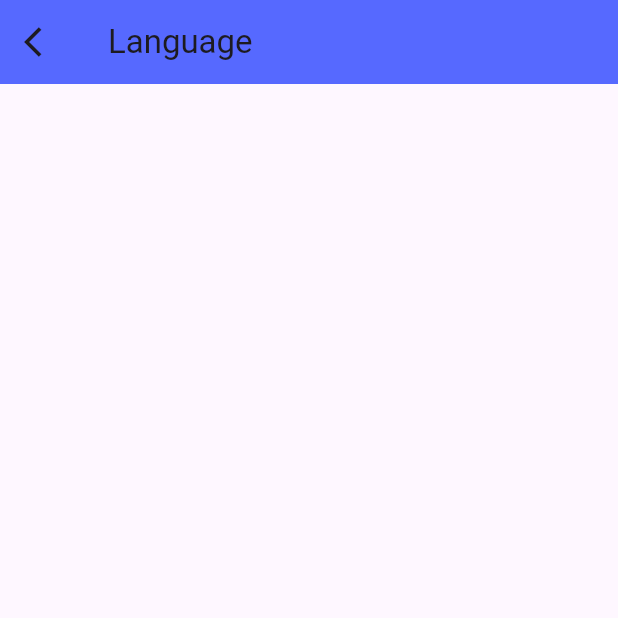
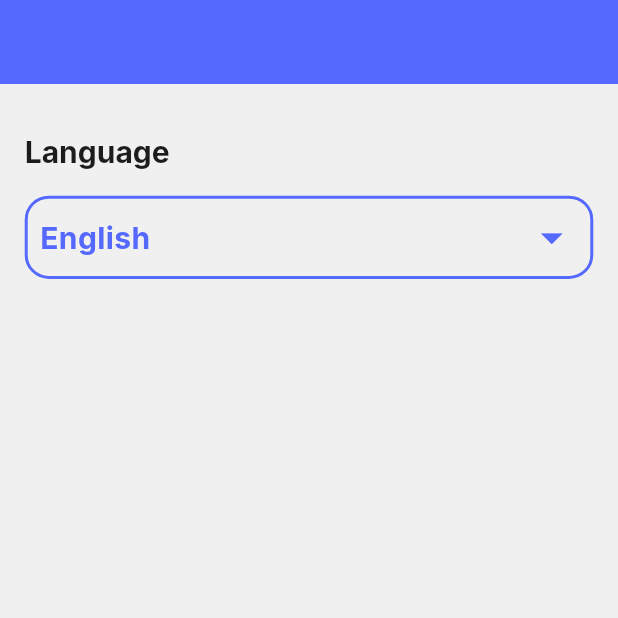
Before and after one commit to Mustafa-Mohamed26/evently_app, a Flutter app: the screen it shows after launch, on a phone screen of 412 x 824 dp, the top half of it. Run offline on Flutter 3.47's test engine with Material 3 defaults, Android fonts, the phone set to English and light mode, and no system bars; our stand-ins replace google_fonts.

Commit message:
Add localization support and enhance profile tab UI
- Implement AppLanguageProvider for managing app language state.
- Update main.dart to provide AppLanguageProvider to the app.
- Refactor HomeScreen and ProfileTab to utilize localization.
- Create LanguageBottomSheet for language selection.
- Improve AppTheme with light and dark themes.

```diff
--- a/lib/main.dart
+++ b/lib/main.dart
@@ -1,10 +1,18 @@
+import 'package:evently_app/providers/app_language_provider.dart';
 import 'package:evently_app/ui/home/home_screen.dart';
 import 'package:evently_app/utils/app_routes.dart';
+import 'package:evently_app/utils/app_theme.dart';
 import 'package:flutter/material.dart';
+import 'package:provider/provider.dart';
 import 'l10n/app_localizations.dart';
 
 void main() {
-  runApp(MyApp());
+  runApp(
+    ChangeNotifierProvider(
+      create: (context) => AppLanguageProvider(),
+      child: const MyApp(),
+    ),
+  );
 }
 
 class MyApp extends StatelessWidget {
@@ -12,13 +20,17 @@ class MyApp extends StatelessWidget {
 
   @override
   Widget build(BuildContext context) {
+    var appLanguageProvider = Provider.of<AppLanguageProvider>(context);
     return MaterialApp(
       localizationsDelegates: AppLocalizations.localizationsDelegates,
       supportedLocales: AppLocalizations.supportedLocales,
+      locale: Locale(appLanguageProvider.appLanguage),
       debugShowCheckedModeBanner: false,
       initialRoute: AppRoutes.homeRouteName,
       routes: {AppRoutes.homeRouteName: (context) => const HomeScreen()},
-      locale: Locale('en'),
+      theme: AppTheme.lightTheme,
+      darkTheme: AppTheme.darkTheme,
+      themeMode: ThemeMode.light,
     );
   }
 }
--- /dev/null
+++ b/lib/providers/app_language_provider.dart
@@ -0,0 +1,18 @@
+import 'package:flutter/material.dart';
+
+class AppLanguageProvider extends ChangeNotifier{
+  //TODO: the data and mothods will be added
+  String appLanguage = "en";
+
+  //TODO: change the language
+  void changeLanguage(String newLanguage){
+    if(newLanguage == appLanguage){
+      return;
+    }
+    //TODO: appLanguage => defult => current language
+    //TODO: newLamguage => selected language
+    appLanguage = newLanguage;
+    //TODO: notify the listeners
+    notifyListeners();
+  }
+}
--- a/lib/ui/home/home_screen.dart
+++ b/lib/ui/home/home_screen.dart
@@ -9,11 +9,6 @@ class HomeScreen extends StatelessWidget {
   @override
   Widget build(BuildContext context) {
     return Scaffold(
-      appBar: AppBar(
-        backgroundColor: AppColors.primaryLight,
-        title: Text(AppLocalizations.of(context)!.language),
-        leading:Icon(Icons.arrow_back_ios),
-      ),
       body: ProfileTab(),
     );
   }
--- a/lib/ui/home/tabs/profile/profile_tab.dart
+++ b/lib/ui/home/tabs/profile/profile_tab.dart
@@ -1,10 +1,78 @@
+import 'package:evently_app/l10n/app_localizations.dart';
+import 'package:evently_app/providers/app_language_provider.dart';
+import 'package:evently_app/ui/home/tabs/profile/language/language_bottom_sheet.dart';
+import 'package:evently_app/utils/app_colors.dart';
+import 'package:evently_app/utils/app_styles.dart';
 import 'package:flutter/material.dart';
+import 'package:provider/provider.dart';
 
-class ProfileTab extends StatelessWidget {
+class ProfileTab extends StatefulWidget {
   const ProfileTab({super.key});
 
   @override
+  State<ProfileTab> createState() => _ProfileTabState();
+}
+
+class _ProfileTabState extends State<ProfileTab> {
+  void showLanguageBottomSheet() {
+    showModalBottomSheet(
+      context: context,
+      builder: (context) => LanguageBottomSheet(),
+    );
+  }
+
+  @override
   Widget build(BuildContext context) {
-    return Scaffold();
+    var height = MediaQuery.of(context).size.height;
+    var width = MediaQuery.of(context).size.width;
+    var languageProvider = Provider.of<AppLanguageProvider>(context);
+    return Scaffold(
+      appBar: AppBar(backgroundColor: AppColors.primaryLight),
+      body: Padding(
+        padding: EdgeInsets.symmetric(
+          horizontal: width * 0.04,
+          vertical: height * 0.04,
+        ),
+        child: Column(
+          crossAxisAlignment: CrossAxisAlignment.start,
+          children: [
+            Text(AppLocalizations.of(context)!.language, style: Theme.of(context).textTheme.headlineLarge),
+            Container(
+              padding: EdgeInsets.symmetric(
+                horizontal: width * 0.02,
+                vertical: height * 0.01,
+              ),
+              margin: EdgeInsets.symmetric(vertical: height * 0.02),
+              decoration: BoxDecoration(
+                borderRadius: BorderRadius.circular(16),
+                border: Border.all(color: AppColors.primaryLight, width: 2),
+              ),
+              child: InkWell(
+                onTap: () {
+                  showLanguageBottomSheet();
+                },
+                child: Row(
+                  mainAxisAlignment: MainAxisAlignment.spaceBetween,
+                  children: [
+                    Text(
+                      languageProvider.appLanguage == 'en'
+                          ? AppLocalizations.of(context)!.english
+                          : AppLocalizations.of(context)!.arabic,
+                      style: AppStyles.bold20Primary,
+                    ),
+
+                    Icon(
+                      Icons.arrow_drop_down_outlined,
+                      color: AppColors.primaryLight,
+                      size: 35,
+                    ),
+                  ],
+                ),
+              ),
+            ),
+          ],
+        ),
+      ),
+    );
   }
 }
--- a/lib/utils/app_theme.dart
+++ b/lib/utils/app_theme.dart
@@ -1,6 +1,18 @@
+import 'package:evently_app/utils/app_colors.dart';
+import 'package:evently_app/utils/app_styles.dart';
 import 'package:flutter/material.dart';
 
 class AppTheme {
-  static final ThemeData lightTheme = ThemeData();
-  static final ThemeData darkTheme = ThemeData();
+  static final ThemeData lightTheme = ThemeData(
+    scaffoldBackgroundColor: AppColors.whiteBgColor,
+    textTheme: TextTheme(
+      headlineLarge: AppStyles.bold20Black,
+    ),
+  );
+  static final ThemeData darkTheme = ThemeData(
+    scaffoldBackgroundColor: AppColors.primaryDark,
+    textTheme: TextTheme(
+      headlineLarge: AppStyles.bold20White
+    )
+  );
 }
```
Also changed, not shown: lib/ui/home/tabs/profile/language/language_bottom_sheet.dart (added, +74 -0 lines).
